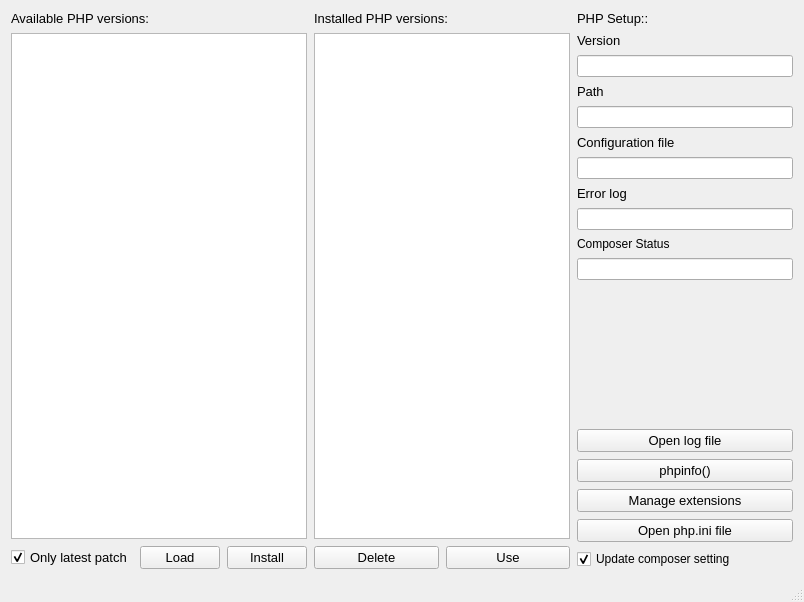
donmbelembe/php-installer, file design.ui: the form before one commit.
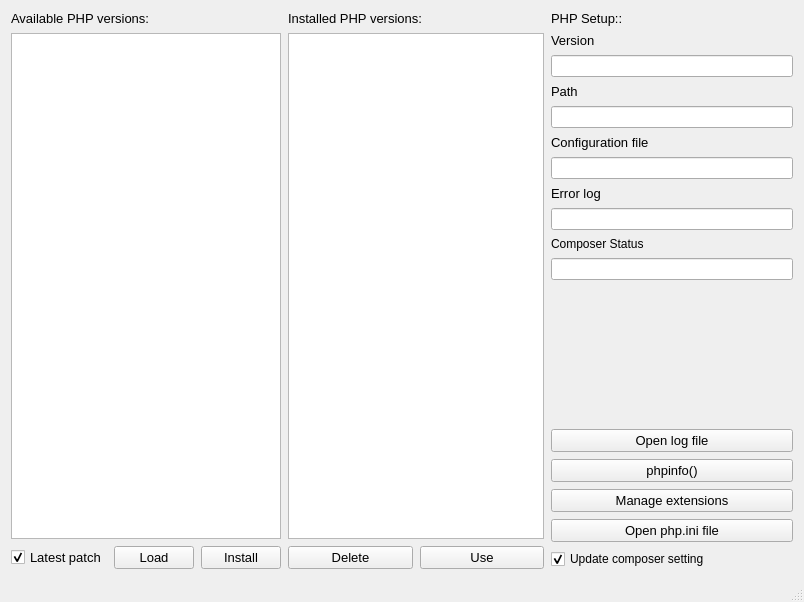
The form after the commit. Icons and pictures are not drawn.

Commit message: list installed php

What changed in the file:
```diff
--- a/design.ui
+++ b/design.ui
@@ -58,7 +58,7 @@
              </font>
             </property>
             <property name="text">
-             <string>Only latest patch</string>
+             <string>Latest patch</string>
             </property>
             <property name="checked">
              <bool>true</bool>
@@ -108,13 +108,7 @@
          </widget>
         </item>
         <item>
-         <widget class="QListView" name="installedVesionList">
-          <property name="font">
-           <font>
-            <pointsize>10</pointsize>
-           </font>
-          </property>
-         </widget>
+         <widget class="QListWidget" name="installedVesionList"/>
         </item>
         <item>
          <layout class="QHBoxLayout" name="horizontalLayout_3">
```
The commit also changes 2 other files.
